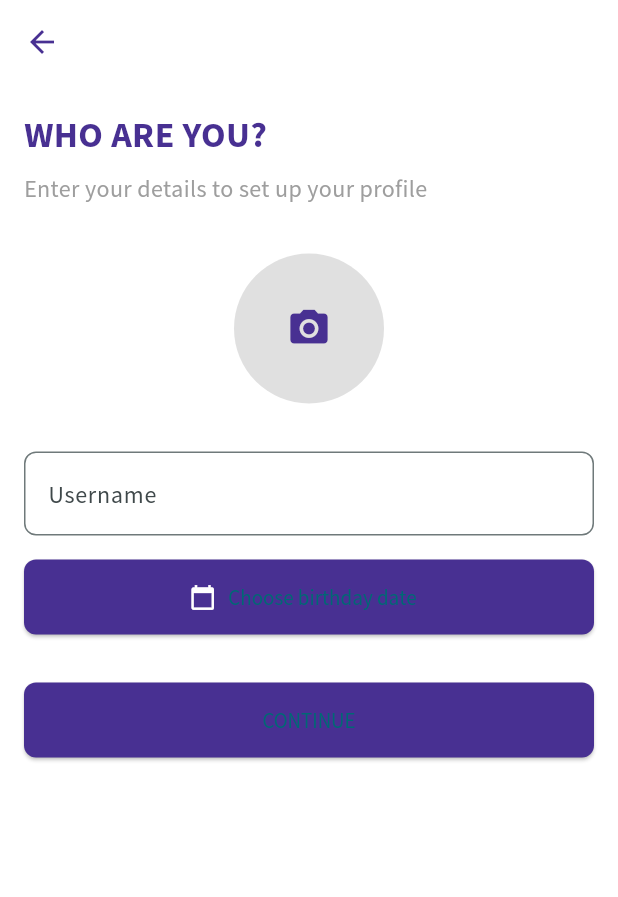
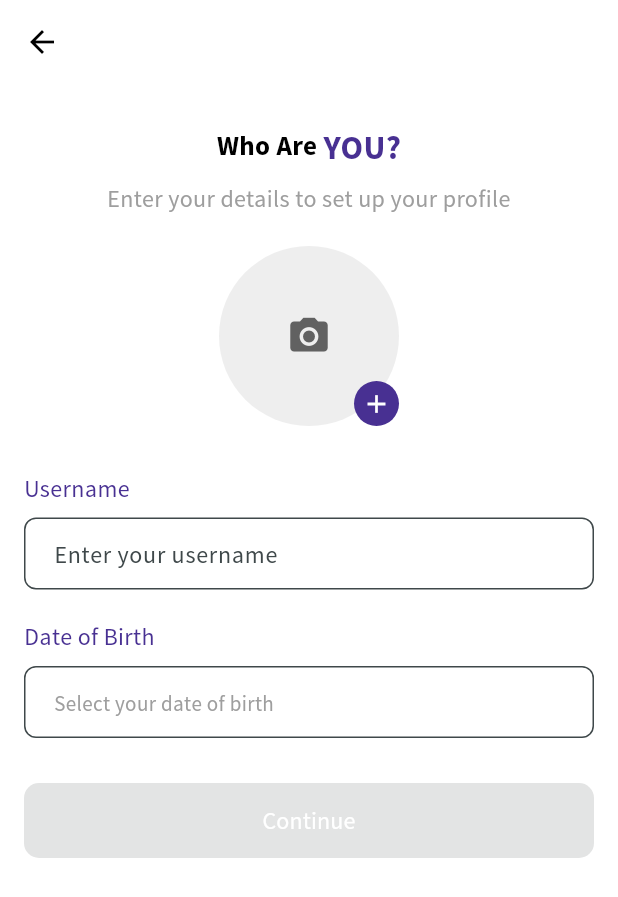
Before and after one commit to Joseph-Lartey/Flyhigh, a Flutter app: the ProfilePage screen opened directly, on a phone screen of 412 x 824 dp. Shown: the top 897 px of the screen. Run offline on Flutter 3.47's test engine with Material 3 defaults, Android fonts, the light colour scheme and no system bars; our stand-ins replace flutter_otp_text_field, image_picker.

Commit message:
add : profile and flight page

```diff
--- a/frontend/lib/profile_page.dart
+++ b/frontend/lib/profile_page.dart
@@ -1,100 +1,282 @@
 import 'package:flutter/material.dart';
-import 'custom_colors.dart';  // Adjust the import path as necessary
+import 'package:image_picker/image_picker.dart';
+import 'dart:io';
+import 'custom_colors.dart';
+import 'my_flight.dart';
 
-class ProfilePage extends StatelessWidget {
+class ProfilePage extends StatefulWidget {
   const ProfilePage({Key? key}) : super(key: key);
+
+  @override
+  _ProfilePageState createState() => _ProfilePageState();
+}
+
+class _ProfilePageState extends State<ProfilePage> {
+  final TextEditingController _usernameController = TextEditingController();
+  DateTime? _selectedDate;
+  File? _profileImage;
+  bool _isButtonActive = false;
+
+  @override
+  void initState() {
+    super.initState();
+    _usernameController.addListener(_updateButtonState);
+  }
+
+  @override
+  void dispose() {
+    _usernameController.dispose();
+    super.dispose();
+  }
+
+  void _updateButtonState() {
+    setState(() {
+      _isButtonActive = _usernameController.text.isNotEmpty && _selectedDate != null;
+    });
+  }
+
+  Future<void> _pickImage(ImageSource source) async {
+    final picker = ImagePicker();
+    final pickedFile = await picker.pickImage(source: source);
+
+    if (pickedFile != null) {
+      setState(() {
+        _profileImage = File(pickedFile.path);
+      });
+    }
+  }
+
+  Future<void> _selectDate(BuildContext context) async {
+    final DateTime? picked = await showDatePicker(
+      context: context,
+      initialDate: DateTime.now(),
+      firstDate: DateTime(1900),
+      lastDate: DateTime.now(),
+    );
+    if (picked != null && picked != _selectedDate) {
+      setState(() {
+        _selectedDate = picked;
+        _updateButtonState();
+      });
+    }
+  }
+
+  void _showImageSourceActionSheet(BuildContext context) {
+    showModalBottomSheet(
+      context: context,
+      builder: (context) {
+        return SafeArea(
+          child: Column(
+            mainAxisSize: MainAxisSize.min,
+            children: [
+              ListTile(
+                leading: Icon(Icons.camera_alt),
+                title: Text('Take Photo'),
+                onTap: () {
+                  Navigator.of(context).pop();
+                  _pickImage(ImageSource.camera);
+                },
+              ),
+              ListTile(
+                leading: Icon(Icons.photo_library),
+                title: Text('Choose from Gallery'),
+                onTap: () {
+                  Navigator.of(context).pop();
+                  _pickImage(ImageSource.gallery);
+                },
+              ),
+            ],
+          ),
+        );
+      },
+    );
+  }
 
   @override
   Widget build(BuildContext context) {
     return Scaffold(
+      appBar: AppBar(
+        elevation: 0,
         backgroundColor: Colors.white,
-      appBar: AppBar(
-        backgroundColor: Colors.white,
-        elevation: 0,
         leading: IconButton(
-          icon: const Icon(Icons.arrow_back, color: CustomColors.primaryColor),
+          icon: Icon(Icons.arrow_back, color: Colors.black),
           onPressed: () {
             // Handle back button press
           },
         ),
       ),
-      body: Padding(
+      body: SingleChildScrollView(
         padding: const EdgeInsets.all(16.0),
         child: Column(
-          crossAxisAlignment: CrossAxisAlignment.start,
+          crossAxisAlignment: CrossAxisAlignment.center,
+          children: <Widget>[
+            SizedBox(height: 10),
+            Row(
+              mainAxisAlignment: MainAxisAlignment.center,
               children: [
-            const Text(
-              "WHO ARE YOU?",
+                Text(
+                  "Who Are ",
                   style: TextStyle(
-                fontSize: 24,
                     fontWeight: FontWeight.bold,
+                    fontSize: 18,
+                    color: Colors.black,
+                    fontFamily: 'SourceSansPro',
+                  ),
+                ),
+                Text(
+                  "YOU?",
+                  style: TextStyle(
+                    fontWeight: FontWeight.bold,
+                    fontSize: 22,
                     color: CustomColors.primaryColor,
                     fontFamily: 'SourceSansPro',
                   ),
                 ),
-            const SizedBox(height: 8),
-            const Text(
-              "Enter your details to set up your profile",
+              ],
+            ),
+            SizedBox(height: 8),
+            Text(
+              'Enter your details to set up your profile',
+              textAlign: TextAlign.center,
               style: TextStyle(
                 fontSize: 16,
                 color: Colors.grey,
                 fontFamily: 'SourceSansPro',
               ),
             ),
-            const SizedBox(height: 32),
-            Center(
-              child: CircleAvatar(
-                radius: 50,
-                backgroundColor: Colors.grey[300],
-                child: IconButton(
-                   icon: const Icon(Icons.camera_alt, color: CustomColors.primaryColor, size: 30),
-                  onPressed: () {
-                    // Handle profile picture upload
+            SizedBox(height: 20),
+            GestureDetector(
+              onTap: () {
+                _showImageSourceActionSheet(context);
               },
+              child: Stack(
+                children: [
+                  CircleAvatar(
+                    radius: 60,
+                    backgroundColor: Colors.grey[200],
+                    backgroundImage:
+                        _profileImage != null ? FileImage(_profileImage!) : null,
+                    child: _profileImage == null
+                        ? Icon(
+                            Icons.camera_alt,
+                            color: Colors.grey[700],
+                            size: 30,
+                          )
+                        : null,
+                  ),
+                  Positioned(
+                    bottom: 0,
+                    right: 0,
+                    child: Container(
+                      width: 30,
+                      height: 30,
+                      decoration: BoxDecoration(
+                        shape: BoxShape.circle,
+                        color: CustomColors.primaryColor,
+                      ),
+                      child: Center(
+                        child: Icon(
+                          Icons.add,
+                          color: Colors.white,
+                          size: 20,
                         ),
                       ),
                     ),
-            const SizedBox(height: 32),
+                  ),
+                ],
+              ),
+            ),
+            SizedBox(height: 30),
+            Align(
+              alignment: Alignment.centerLeft,
+              child: Text(
+                'Username',
+                style: TextStyle(
+                  fontSize: 16,
+                  color: CustomColors.primaryColor,
+                  fontFamily: 'SourceSansPro',
+                ),
+              ),
+            ),
+            SizedBox(height: 8),
             TextField(
+              controller: _usernameController,
               decoration: InputDecoration(
-                labelText: 'Username',
+                hintText: 'Enter your username',
+                filled: true,
+                fillColor: Colors.white,
                 border: OutlineInputBorder(
+                  borderSide: BorderSide(color: Colors.grey),
                   borderRadius: BorderRadius.circular(8),
                 ),
+                contentPadding: EdgeInsets.symmetric(horizontal: 16, vertical: 12),
               ),
-              style: const TextStyle(fontFamily: 'SourceSansPro'),
+              style: TextStyle(fontFamily: 'SourceSansPro'),
             ),
-            const SizedBox(height: 16),
-            ElevatedButton.icon(
-              icon: const Icon(Icons.calendar_today, color: Colors.white),
-              label: const Text('Choose birthday date'),
-              style: ElevatedButton.styleFrom(
-                backgroundColor: CustomColors.primaryColor,
-                shape: RoundedRectangleBorder(
+            SizedBox(height: 20),
+            Align(
+              alignment: Alignment.centerLeft,
+              child: Text(
+                'Date of Birth',
+                style: TextStyle(
+                  fontSize: 16,
+                  color: CustomColors.primaryColor,
+                  fontFamily: 'SourceSansPro',
+                ),
+              ),
+            ),
+            SizedBox(height: 8),
+            InkWell(
+              onTap: () => _selectDate(context),
+              child: InputDecorator(
+                decoration: InputDecoration(
+                  hintText: 'Select your date of birth',
+                  filled: true,
+                  fillColor: Colors.white,
+                  border: OutlineInputBorder(
+                    borderSide: BorderSide(color: Colors.grey),
                     borderRadius: BorderRadius.circular(8),
                   ),
-                minimumSize: const Size(double.infinity, 50),
-                textStyle: const TextStyle(fontFamily: 'SourceSansPro'),
+                  contentPadding: EdgeInsets.symmetric(horizontal: 16, vertical: 12),
                 ),
-              onPressed: () {
-                // Handle date picker
-              },
+                child: Text(
+                  _selectedDate != null
+                      ? "${_selectedDate!.day}/${_selectedDate!.month}/${_selectedDate!.year}"
+                      : 'Select your date of birth',
+                  style: TextStyle(
+                    color: _selectedDate != null ? Colors.black : Colors.grey,
+                    fontFamily: 'SourceSansPro',
                   ),
-            const SizedBox(height: 32),
+                ),
+              ),
+            ),
+            SizedBox(height: 30),
             ElevatedButton(
-              child: Text('CONTINUE'),
               style: ElevatedButton.styleFrom(
-                backgroundColor: CustomColors.primaryColor,
                 shape: RoundedRectangleBorder(
-                  borderRadius: BorderRadius.circular(8),
+                  borderRadius: BorderRadius.circular(10),
                 ),
-                minimumSize: const Size(double.infinity, 50),
-                textStyle: const TextStyle(fontFamily: 'SourceSansPro'),
+                minimumSize: Size(double.infinity, 50),
+                backgroundColor: _isButtonActive ? CustomColors.primaryColor : Colors.grey,
               ),
-              onPressed: () {
-                // Handle continue button press
-              },
+              child: Text(
+                'Continue',
+                style: TextStyle(
+                  fontSize: 16,
+                  color: Colors.white,
+                  fontFamily: 'SourceSansPro',
                 ),
+              ),
+              onPressed: _isButtonActive
+                  ? () {
+                     Navigator.push(
+                        context,
+                        MaterialPageRoute(builder: (context) => const MyFlightsPage()),
+                      );
+                    }
+                  : null,
+            ),
+            SizedBox(height: 20),
           ],
         ),
       ),
--- a/frontend/pubspec.yaml
+++ b/frontend/pubspec.yaml
@@ -13,6 +13,8 @@
   cupertino_icons: ^1.0.6
   pin_code_fields: ^7.3.0
   flutter_otp_text_field: ^1.1.2
+  image_picker: ^0.8.5+3
+  font_awesome_flutter: ^10.1.0
 
 dev_dependencies:
   flutter_test:
@@ -25,6 +27,8 @@
   assets:
     - assets/images/logo.png
     - assets/images/img1.jpg
+    - assets/images/img2.jpg
+    - assets/images/img3.png
     - assets/images/
 
   fonts:
```
Also changed, not shown: frontend/lib/my_flight.dart (added, +215 -0 lines), frontend/pubspec.lock, 6 other files. Lines whose indentation alone changed are shown as unchanged.
